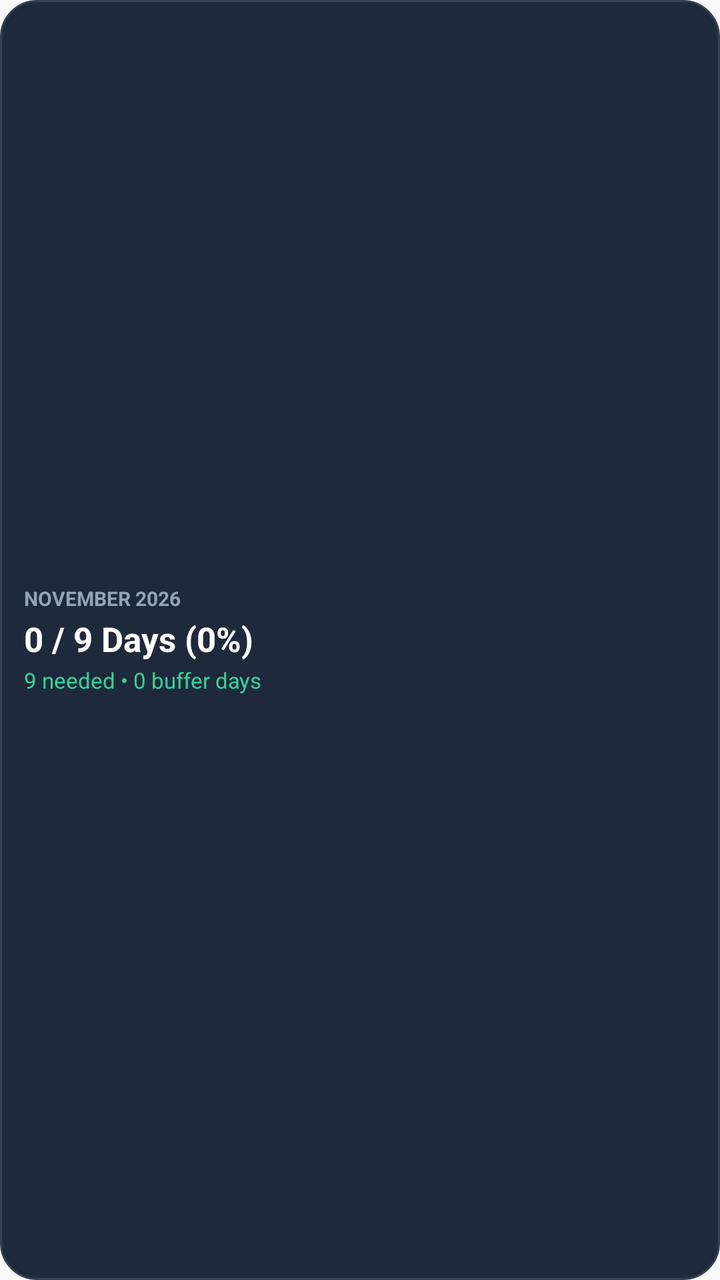
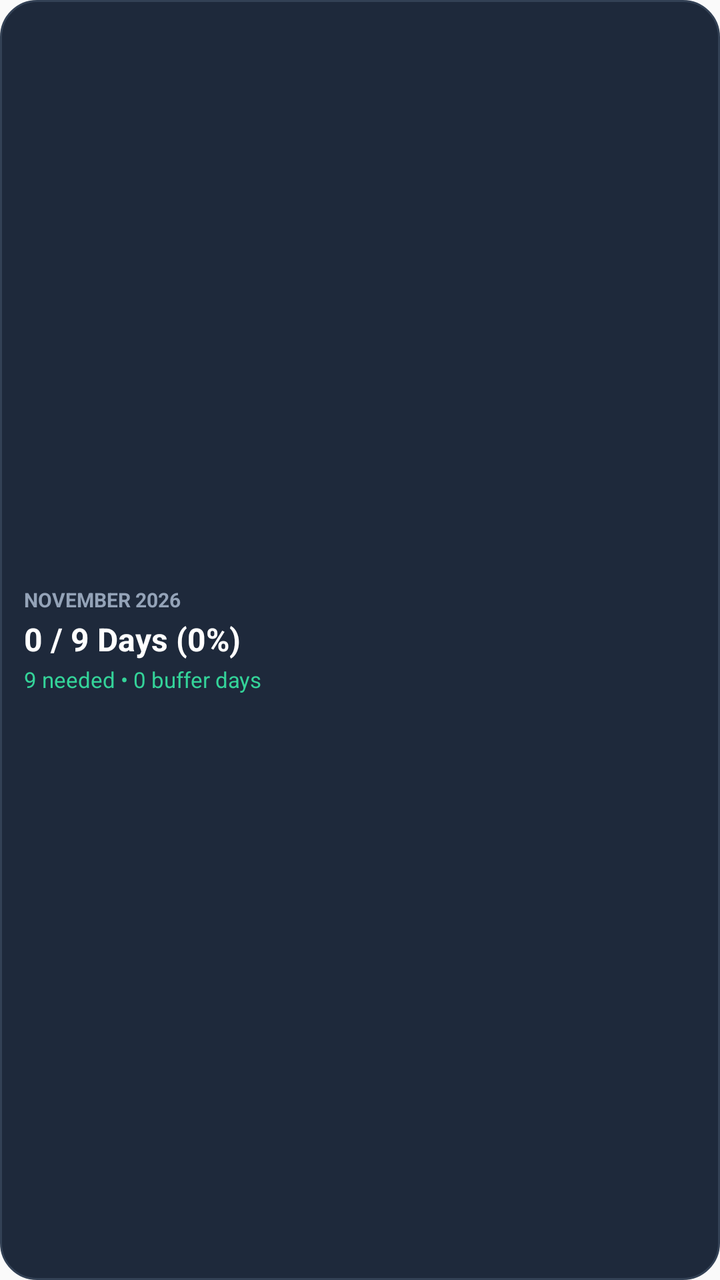

Screens rendered from an Android XML layout before and after an edit, with the pre-edit source and the edit as a unified diff.
<!-- AndroidManifest.xml: application theme Theme.AppCompat.DayNight.NoActionBar -->
<!-- res/layout/widget_wfo.xml -->
<?xml version="1.0" encoding="utf-8"?>
<LinearLayout xmlns:android="http://schemas.android.com/apk/res/android"
    android:id="@+id/widget_root"
    android:layout_width="match_parent"
    android:layout_height="match_parent"
    android:background="@drawable/widget_bg"
    android:gravity="center_vertical"
    android:orientation="vertical"
    android:padding="12dp">

    <TextView
        android:id="@+id/widget_month"
        android:layout_width="match_parent"
        android:layout_height="wrap_content"
        android:text="NOVEMBER 2026"
        android:textColor="#94A3B8"
        android:textSize="10sp"
        android:textStyle="bold" />

    <TextView
        android:id="@+id/widget_count"
        android:layout_width="match_parent"
        android:layout_height="wrap_content"
        android:layout_marginTop="2dp"
        android:text="0 / 9 Days (0%)"
        android:textColor="#FFFFFF"
        android:textSize="17sp"
        android:textStyle="bold" />

    <TextView
        android:id="@+id/widget_status"
        android:layout_width="match_parent"
        android:layout_height="wrap_content"
        android:layout_marginTop="2dp"
        android:text="9 needed • 0 buffer days"
        android:textColor="#34D399"
        android:textSize="11sp" />

</LinearLayout>
<!-- resources referenced by this layout -->
<resources>
  <!-- drawable widget_bg (drawable) -->
  <?xml version="1.0" encoding="utf-8"?>
  <shape xmlns:android="http://schemas.android.com/apk/res/android"
      android:shape="rectangle">
      <solid android:color="#1E293B" />
      <corners android:radius="18dp" />
      <stroke
          android:width="1dp"
          android:color="#334155" />
  </shape>
</resources>

<!-- the commit's change to res/layout/widget_wfo.xml (unified diff, before → after) -->
@@ -5,35 +5,59 @@
     android:layout_height="match_parent"
     android:background="@drawable/widget_bg"
     android:gravity="center_vertical"
-    android:orientation="vertical"
+    android:orientation="horizontal"
     android:padding="12dp">
 
-    <TextView
-        android:id="@+id/widget_month"
-        android:layout_width="match_parent"
+    <LinearLayout
+        android:layout_width="0dp"
         android:layout_height="wrap_content"
-        android:text="NOVEMBER 2026"
-        android:textColor="#94A3B8"
-        android:textSize="10sp"
-        android:textStyle="bold" />
+        android:layout_weight="1"
+        android:orientation="vertical">
+
+        <TextView
+            android:id="@+id/widget_month"
+            android:layout_width="match_parent"
+            android:layout_height="wrap_content"
+            android:text="NOVEMBER 2026"
+            android:textColor="#94A3B8"
+            android:textSize="10sp"
+            android:textStyle="bold" />
+
+        <TextView
+            android:id="@+id/widget_count"
+            android:layout_width="match_parent"
+            android:layout_height="wrap_content"
+            android:layout_marginTop="2dp"
+            android:text="0 / 9 Days (0%)"
+            android:textColor="#FFFFFF"
+            android:textSize="16sp"
+            android:textStyle="bold" />
+
+        <TextView
+            android:id="@+id/widget_status"
+            android:layout_width="match_parent"
+            android:layout_height="wrap_content"
+            android:layout_marginTop="2dp"
+            android:text="9 needed • 0 buffer days"
+            android:textColor="#34D399"
+            android:textSize="11sp" />
+
+    </LinearLayout>
 
     <TextView
-        android:id="@+id/widget_count"
-        android:layout_width="match_parent"
+        android:id="@+id/widget_quick_log"
+        android:layout_width="wrap_content"
         android:layout_height="wrap_content"
-        android:layout_marginTop="2dp"
-        android:text="0 / 9 Days (0%)"
+        android:layout_marginStart="8dp"
+        android:background="#4F46E5"
+        android:paddingStart="10dp"
+        android:paddingTop="8dp"
+        android:paddingEnd="10dp"
+        android:paddingBottom="8dp"
+        android:text="+ Log"
         android:textColor="#FFFFFF"
-        android:textSize="17sp"
-        android:textStyle="bold" />
-
-    <TextView
-        android:id="@+id/widget_status"
-        android:layout_width="match_parent"
-        android:layout_height="wrap_content"
-        android:layout_marginTop="2dp"
-        android:text="9 needed • 0 buffer days"
-        android:textColor="#34D399"
-        android:textSize="11sp" />
+        android:textSize="11sp"
+        android:textStyle="bold"
+        android:visibility="gone" />
 
 </LinearLayout>
